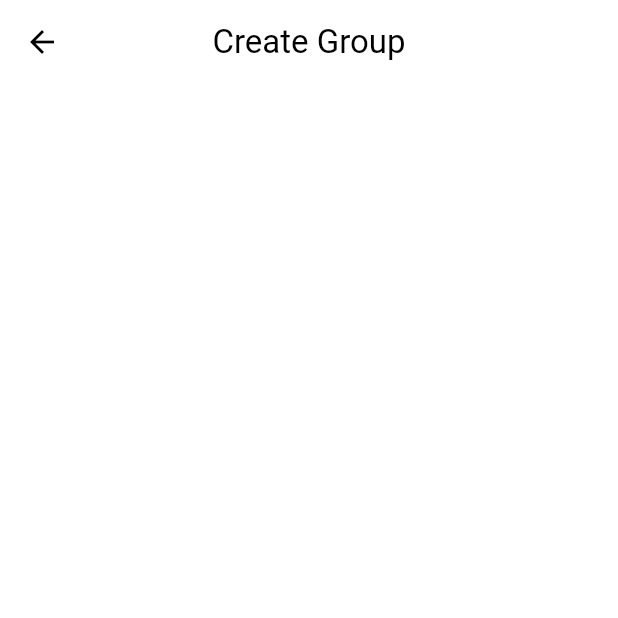
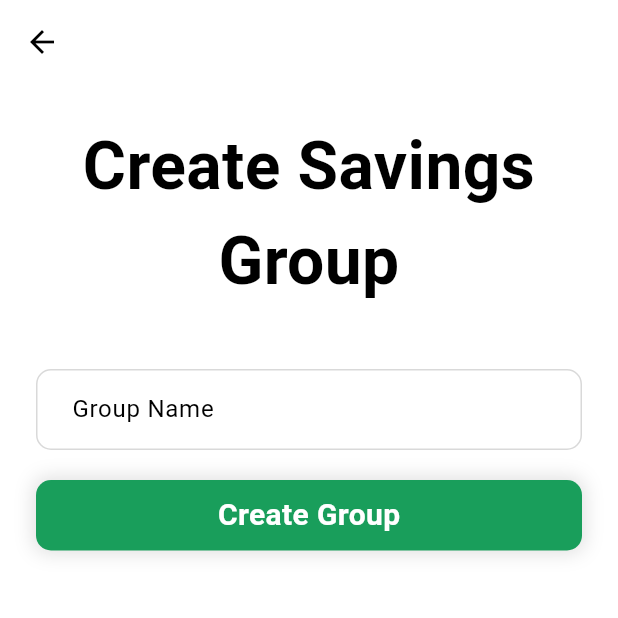
Before and after one commit to j03-dev/voamamy, a Flutter app: the CreateGroupScreen screen opened by its route, on a phone screen of 412 x 824 dp, the top half of it. Run offline on Flutter 3.47's test engine with Material 3 defaults, Android fonts, the light colour scheme and no system bars; our stand-ins replace dio, shared_preferences; accounts and stored records are empty.

Commit message:
finish the create group screen and the dashbord_screen

```diff
--- a/app/frontend/lib/src/app.dart
+++ b/app/frontend/lib/src/app.dart
@@ -16,7 +16,6 @@ class App extends StatelessWidget {
     return MaterialApp(
       title: 'Voamamy',
       theme: ThemeData(
-        fontFamily: "Roboto",
         appBarTheme: AppBarTheme(centerTitle: true),
         primaryColor: Color.fromRGBO(25, 158, 91, 1.0),
         colorScheme: ColorScheme.fromSwatch().copyWith(
--- a/app/frontend/lib/src/features/group/create_group_screen.dart
+++ b/app/frontend/lib/src/features/group/create_group_screen.dart
@@ -1,4 +1,6 @@
 import 'package:flutter/material.dart';
+import 'package:frontend/src/widgets/input_field.dart';
+import 'package:frontend/src/widgets/rounded_button.dart';
 
 class CreateGroupScreen extends StatefulWidget {
   const CreateGroupScreen({super.key});
@@ -10,6 +12,29 @@ class CreateGroupScreen extends StatefulWidget {
 class _CreateGroupScreenState extends State<CreateGroupScreen> {
   @override
   Widget build(BuildContext context) {
-    return Scaffold(appBar: AppBar(title: const Text("Create Group")));
+    return Scaffold(
+      appBar: AppBar(),
+      body: Padding(
+        padding: EdgeInsets.all(24.0),
+        child: Column(
+          children: [
+            Text(
+              "Create Savings Group",
+              style: TextStyle(fontSize: 44, fontWeight: FontWeight.bold),
+              textAlign: TextAlign.center,
+            ),
+            const SizedBox(height: 40),
+            InputField(label: "Group Name"),
+            const SizedBox(height: 20),
+            RoundedButton(
+              text: 'Create Group',
+              backgroundColor: Theme.of(context).primaryColor,
+              textColor: Colors.white,
+              action: () {},
+            ),
+          ],
+        ),
+      ),
+    );
   }
 }
--- a/app/frontend/lib/src/features/home/home_screen.dart
+++ b/app/frontend/lib/src/features/home/home_screen.dart
@@ -116,7 +116,7 @@ class _HomeScreenState extends State<HomeScreen> {
               Navigator.pushNamed(context, AppRouters.home);
             },
           ),
-          IconButton(icon: Icon(Icons.groups, size: 32), onPressed: () {}),
+          IconButton(icon: Icon(Icons.group, size: 32), onPressed: () {}),
           IconButton(icon: Icon(Icons.person, size: 32), onPressed: () {}),
         ],
       ),
```
Also changed, not shown: app/frontend/lib/src/features/group/group_dashbord_screen.dart (+63 -1 lines).
